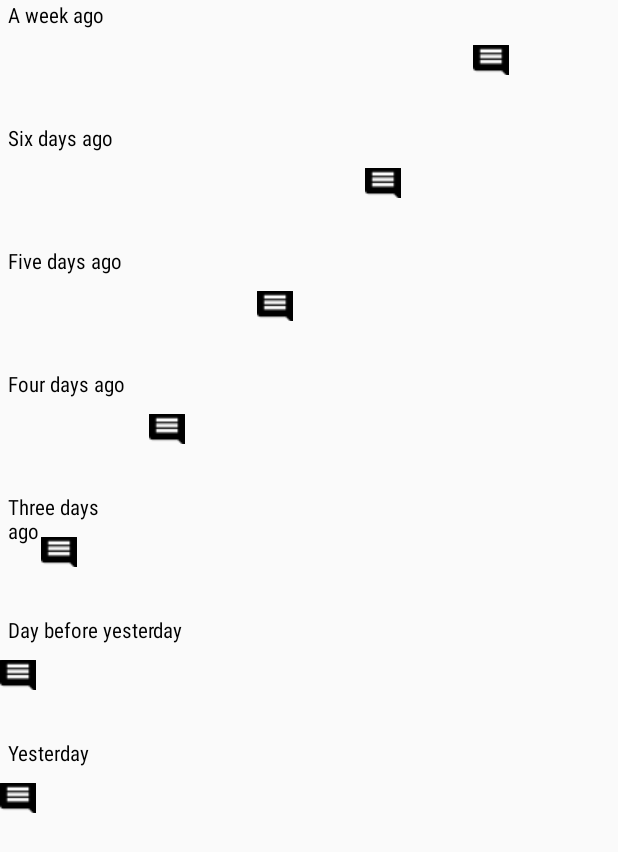
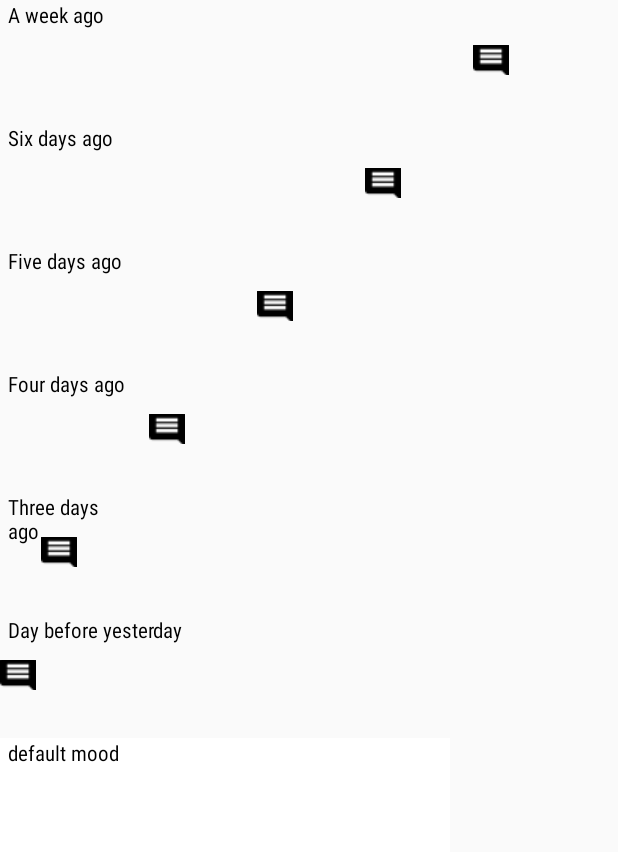
Before and after one commit to micheldu01/MoodTracker2, an Android app: the PageResult screen opened directly, with no data from a screen before it, on a phone screen of 412 x 824 dp. Shown: the top 852 px of the screen. Run offline under Robolectric (Android 15) with nearby library versions, the phone set to English and light mode, and no system bars; 6 statements that could not run were skipped.

Commit message:
correction default mood

```diff
--- a/app/src/main/java/com/michelapplication/moodtracker/controller/MainActivity.java
+++ b/app/src/main/java/com/michelapplication/moodtracker/controller/MainActivity.java
@@ -14,6 +14,8 @@ import android.widget.Button;
 import android.widget.EditText;
 import android.widget.TextView;
 
+import com.michelapplication.moodtracker.BDD.Mood;
+import com.michelapplication.moodtracker.BDD.MoodBDD;
 import com.michelapplication.moodtracker.model.MpagerAdapter;
 import com.michelapplication.moodtracker.R;
 import com.michelapplication.moodtracker.model.VerticalViewPager;
@@ -39,6 +41,8 @@ public class MainActivity extends AppCompatActivity {
     public static final String COMMENT = "Comment";
     public static final String MOOD_TEMPORARY = "";
     public static final String DATE  = "yyyy-MM-dd";
+    //BDD
+    private MoodBDD mMoodBDD;
 
 
     @RequiresApi(api = Build.VERSION_CODES.N)
@@ -68,6 +72,15 @@ public class MainActivity extends AppCompatActivity {
 
         //If first connection
         if (MOOD_TEMPORARY == ""){
+            //add BDD
+            int daysBDD = 1;
+            mMoodBDD = new MoodBDD(this);
+            mMoodBDD.open();
+            /*while (daysBDD < 8){
+                mMoodBDD.insertMood(new Mood(R.color.white, 0, 0, ""));
+                daysBDD++;
+            }*/
+            mMoodBDD.close();
             // add date
             SharedPreferences.Editor editor = mSharedPreferences.edit();
             Calendar calendar = Calendar.getInstance();
--- a/app/src/main/java/com/michelapplication/moodtracker/controller/PageResult.java
+++ b/app/src/main/java/com/michelapplication/moodtracker/controller/PageResult.java
@@ -95,7 +95,7 @@ public class PageResult extends MainActivity {
         today.get(Calendar.YEAR);
         long diff = today.getTimeInMillis() - saveDay;
         //int dayCount = (int)  diff / (24 * 60 * 60 * 1000);
-        int dayCount = 1;
+        int dayCount = 2;
         //add BDD and Arrray for BDD
         mMoodBDD = new MoodBDD(this);
         arrayMoods = new ArrayList<>();
@@ -122,7 +122,7 @@ public class PageResult extends MainActivity {
         //add void mMooBdd if dayCount > 1
         while (dayCount > 1)
         {
-            mMoodBDD.insertMood(new Mood(choice_color, 0, 0, ""));
+            mMoodBDD.insertMood(new Mood(R.color.white, 300, 0, ""));
             dayCount--;
         }
 
@@ -235,8 +235,8 @@ public class PageResult extends MainActivity {
         if (myComment.equals("")){
             myButton.setVisibility(View.INVISIBLE);
         }
-        if (mySizeColor == 0){
-            myTextView.setText(" default mood");
+        if (myColor == (R.color.white)){
+            myTextView.setText("default mood");
         }
         float sp7 = (mySizeColor);
         float px7 = sp7 * getResources().getDisplayMetrics().density;
--- a/app/src/main/java/com/michelapplication/moodtracker/model/MpagerAdapter.java
+++ b/app/src/main/java/com/michelapplication/moodtracker/model/MpagerAdapter.java
@@ -32,14 +32,13 @@ public class MpagerAdapter extends PagerAdapter {
     private static final String MYMOOD = "MyMood";
     // variables
     private int[] layouts;
-    private String[] arrayCouleur= {"#fff9ec4f","#ffb8e986","#a5468ad9","#ff9b9b9b","#ffde3c50"};
+    private int[] tableauCouleur= {R.color.banana_yellow,R.color.light_sage,R.color.cornflower_blue_65,R.color.warm_grey,R.color.faded_red};
     private int[] arraySmiley = {R.drawable.smiley_super_happy,R.drawable.smiley_happy,
             R.drawable.smiley_normal,R.drawable.smiley_disappointed,R.drawable.smiley_sad};
     private LayoutInflater layoutInflater;
     private Context context;
     //sharedPreferences
     private SharedPreferences mPreferences;
-
 
 
     // constructor
@@ -49,7 +48,6 @@ public class MpagerAdapter extends PagerAdapter {
         this.context = context;
         layoutInflater = (LayoutInflater) context.getSystemService(Context.LAYOUT_INFLATER_SERVICE);
     }
-
 
     @Override
     public int getCount() {
@@ -67,13 +65,13 @@ public class MpagerAdapter extends PagerAdapter {
         View view = layoutInflater.inflate(R.layout.first_screen,container,false);
         ImageView smiley = (ImageView) view.findViewById(R.id.image_smiley_super_happy);
         smiley.setImageResource(arraySmiley[position]);
-        view.setBackgroundColor(Color.parseColor(arrayCouleur[position]));
+        view.setBackgroundResource(tableauCouleur[position]);
         //add music
         MediaPlayer mediaPlayer = MediaPlayer.create(context, R.raw.music_appli);
         mediaPlayer.start();
         //add sharedpreferences date and position arraySmiley
         mPreferences  = context.getSharedPreferences(MYMOOD, MODE_PRIVATE);
-        mPreferences.edit().putInt(MOOD_TEMPORARY,(position)).commit();
+        mPreferences.edit().putInt(MOOD_TEMPORARY,position).commit();
         // add date
         Calendar thatDay = Calendar.getInstance();
         thatDay.get(Calendar.DAY_OF_MONTH);
```
